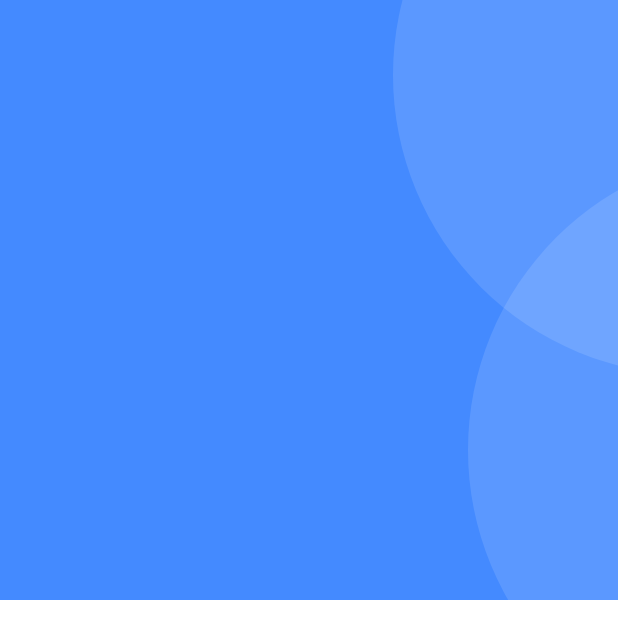
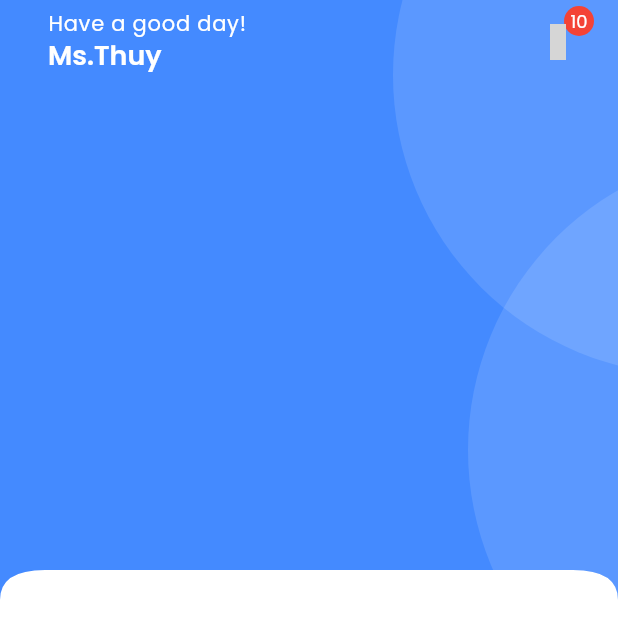
Before and after one commit to Tranaithuy03/app_ecommerce, a Flutter app: the HomeScreen screen opened directly, on a phone screen of 412 x 824 dp. Shown: the top 639 px of the screen. Run offline on Flutter 3.47's test engine with Material 3 defaults, Android fonts, the phone set to English and light mode, and no system bars; our stand-ins replace get, iconsax_flutter, smooth_page_indicator; grey boxes are pictures that could not be loaded.

Commit message:
homeScreen: custom appbar

```diff
--- a/lib/feature/shop/screen/home/home.dart
+++ b/lib/feature/shop/screen/home/home.dart
@@ -1,4 +1,10 @@
+import 'package:app_my_pham/feature/shop/screen/home/widgets/appbar.dart';
+import 'package:app_my_pham/feature/shop/screen/home/widgets/curved_edges.dart';
+import 'package:flutter/cupertino.dart';
 import 'package:flutter/material.dart';
+import 'package:flutter/widgets.dart';
+import 'package:iconsax_flutter/iconsax_flutter.dart';
+
 class HomeScreen extends StatelessWidget {
   const HomeScreen({super.key});
 
@@ -8,29 +14,107 @@ class HomeScreen extends StatelessWidget {
       body: SingleChildScrollView(
         child: Column(
           children: [
-            Container(
+            MPPrimaryHeaderContainer(
+              child: Column(
+                children: [
+                  MPCustomAppBar(
+                    title: Column(
+                      crossAxisAlignment: CrossAxisAlignment.start,
+                      children: [
+                        Text(
+                          'Have a good day!',
+                          style: Theme.of(context)
+                              .textTheme
+                              .labelMedium!
+                              .apply(color: Colors.white),
+                        ),
+                        Text(
+                          'Ms.Thuy',
+                          style: Theme.of(context)
+                              .textTheme
+                              .headlineSmall!
+                              .apply(color: Colors.white),
+                        ),
+                      ],
+                    ),
+                    actions: [
+                      MPCartCounterIcon(number: '10',onPressed: () {},colorIcon: Colors.white,)
+                    ],
+                  )
+                ],
+              ),
+            )
+          ],
+        ),
+      ),
+    );
+  }
+}
+
+class MPCartCounterIcon extends StatelessWidget {
+  const MPCartCounterIcon({
+    super.key, required this.number, required this.onPressed, required this.colorIcon,
+  });
+  final String number;
+  final VoidCallback onPressed;
+  final Color colorIcon;
+  @override
+  Widget build(BuildContext context) {
+    return Stack(children: [
+      IconButton(
+          onPressed: onPressed,
+          icon: Icon(
+            Iconsax.shopping_bag_copy,
+            color: colorIcon,
+          )),
+      Positioned(
+        right: 0,
+        child: Container(
+          height: 20,
+          width: 20,
+          decoration: BoxDecoration(
+            color: Colors.red,
+            borderRadius: BorderRadius.circular(100)
+          ),
+          child: Center(child: Text(number, style: Theme.of(context).textTheme.labelLarge!.apply(color: Colors.white, fontSizeFactor: 1),)),
+        ),
+      )
+    ]);
+  }
+}
+
+class MPPrimaryHeaderContainer extends StatelessWidget {
+  const MPPrimaryHeaderContainer({
+    super.key,
+    required this.child,
+  });
+
+  final Widget child;
+
+  @override
+  Widget build(BuildContext context) {
+    return ClipPath(
+      clipper: MPCustomCurvedEdges(),
+      child: Container(
         color: Colors.blueAccent,
         padding: const EdgeInsets.all(0),
-              child: const SizedBox(
+        child: SizedBox(
           height: 400,
           child: Stack(
             children: [
-                    Positioned(
+              const Positioned(
                 top: -150,
                 right: -250,
                 child: CircularContainer(),
               ),
-                    Positioned(
+              const Positioned(
                 top: 100,
                 right: -300,
                 child: CircularContainer(),
               ),
-
+              child
             ],
           ),
-              ),
-            )
-          ],
         ),
       ),
     );
@@ -49,9 +133,7 @@ class CircularContainer extends StatelessWidget {
       height: 400,
       padding: const EdgeInsets.all(0),
       decoration: BoxDecoration(
-        borderRadius: BorderRadius.circular(400),
-        color: Colors.white12
-      ),
+          borderRadius: BorderRadius.circular(400), color: Colors.white12),
     );
   }
 }
--- /dev/null
+++ b/lib/feature/shop/screen/home/widgets/appbar.dart
@@ -0,0 +1,40 @@
+import 'package:flutter/material.dart';
+import 'package:get/get.dart';
+import 'package:iconsax_flutter/iconsax_flutter.dart';
+
+class MPCustomAppBar extends StatelessWidget implements PreferredSizeWidget {
+  const MPCustomAppBar(
+      {super.key,
+      this.isShowBackArrow= false,
+      this.leadingIcon,
+      this.leadingOnPressed, this.title, this.actions});
+
+  final bool isShowBackArrow;
+  final IconData? leadingIcon;
+  final VoidCallback? leadingOnPressed;
+  final Widget? title;
+  final List<Widget>? actions;
+  @override
+  Widget build(BuildContext context) {
+    return Padding(
+      padding: const EdgeInsets.symmetric(horizontal: 16.0),
+      child: AppBar(
+        automaticallyImplyLeading: false,
+        leading: isShowBackArrow
+            ? IconButton(
+                onPressed: () => Get.back(),
+                icon: const Icon(Iconsax.arrow_left))
+            : leadingIcon != null
+                ? IconButton(
+                    onPressed: leadingOnPressed, icon: Icon(leadingIcon))
+                : null,
+        title: title,
+        actions:actions
+      ),
+    );
+  }
+
+  @override
+  // TODO: implement preferredSize
+  Size get preferredSize => const Size.fromHeight(kToolbarHeight);
+}
--- /dev/null
+++ b/lib/feature/shop/screen/home/widgets/curved_edges.dart
@@ -0,0 +1,28 @@
+import 'package:flutter/material.dart';
+import 'package:get/get.dart';
+class MPCustomCurvedEdges extends CustomClipper<Path>{
+  @override
+  Path getClip(Size size) {
+    Path path = Path();
+    path.lineTo(0, size.height);
+    //bo lần 1
+    final firstCurve = Offset(0, size.height-20 );
+    final lastCurve = Offset(30, size.height-20 );
+    path.quadraticBezierTo(firstCurve.dx, firstCurve.dy, lastCurve.dx, lastCurve.dy);
+    //kẻ ngang
+    path.lineTo(size.width-30, size.height-20);
+    // bo lần 2
+    final secondCurve = Offset(size.width, size.height-20 );
+    final secondLastCurve = Offset(size.width,size.height );
+    path.quadraticBezierTo(secondCurve.dx, secondCurve.dy, secondLastCurve.dx, secondLastCurve.dy);
+    path.lineTo(size.width, 0);
+    path.close();
+    return path;
+  }
+
+  @override
+  bool shouldReclip(covariant CustomClipper<Path> oldClipper) {
+    return true;
+  }
+
+}
--- a/lib/navigation_container.dart
+++ b/lib/navigation_container.dart
@@ -16,7 +16,7 @@ class NavigationContainer extends StatelessWidget {
           selectedIndex: controller.selectedIndex.value,
           onDestinationSelected: (index) =>
               controller.selectedIndex.value = index,
-          height: 80,
+          height: 75,
           destinations: const [
             NavigationDestination(icon: Icon(Iconsax.home), label: 'Home'),
             NavigationDestination(icon: Icon(Iconsax.shop), label: 'Store'),
```
Lines whose indentation alone changed are shown as unchanged.
